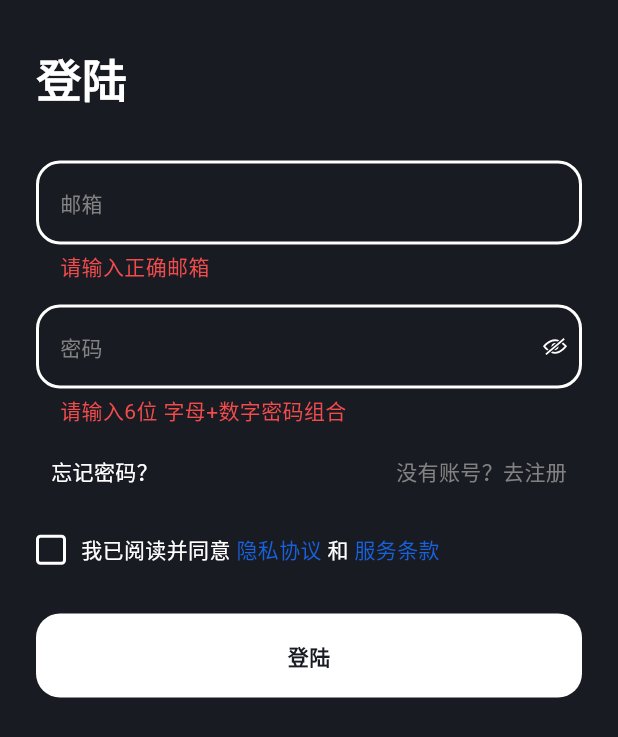
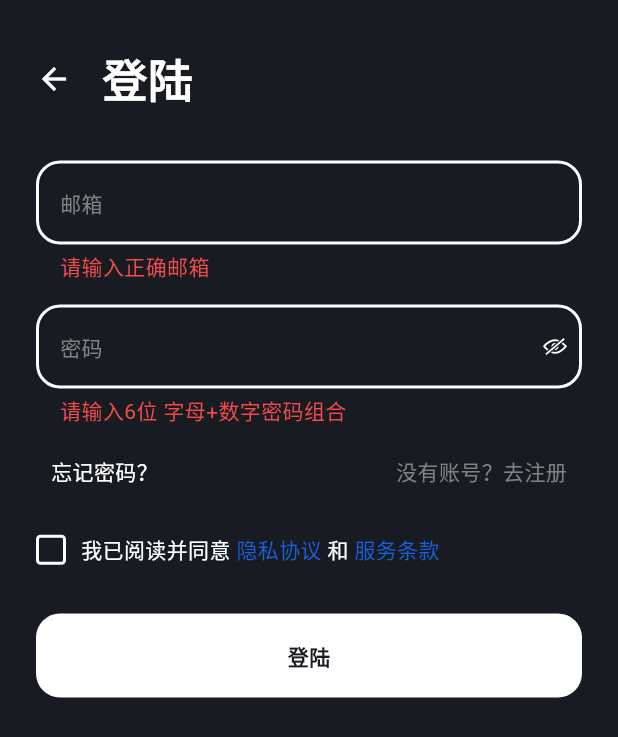
Before and after one commit to zhanglijie5997/mp, a Flutter app: the RegisterPage screen opened by its route, after a tap on "已有账号？去登陆", after a tap on "登陆", on a phone screen of 412 x 824 dp. Shown: the top 737 px of the screen. Run offline on Flutter 3.47's test engine with Material 3 defaults, Android fonts, the phone set to English and light mode, and no system bars; our stand-ins replace custom_refresh_indicator, dio, equatable, extended_image, flutter_smart_dialog, flutter_svg and 5 more; missing offline and left inert: flutter_popup, shake_animation_widget; accounts and stored records are empty; network calls fail.

```diff
--- a/lib/components/custom.field.dart
+++ b/lib/components/custom.field.dart
@@ -34,6 +34,8 @@ class _CustomFiledState extends State<CustomFiled> {
   bool passwordStatus = true;
   late final TextEditingController controller = TextEditingController()..addListener(() {
     final text = controller.text;
+    print("object $text");
+    if (text.isNotEmpty) {
       setState(() {
         switch (widget.keyboardType) {
           case TextInputType.emailAddress:
@@ -45,6 +47,12 @@ class _CustomFiledState extends State<CustomFiled> {
           default:
         }
       });
+    }else {
+      setState(() {
+        status=false;
+      });
+    }
+
 
     widget.onChange?.call(controller.text);
   });
@@ -58,8 +66,9 @@ class _CustomFiledState extends State<CustomFiled> {
   @override
   void didUpdateWidget(CustomFiled oldWidget) {
     setState(() {
-      print(widget.status);
+      if (widget.status != status) {
         status = widget.status ?? false;
+      }
     });
 
     super.didUpdateWidget(oldWidget);
--- a/lib/services/theme/theme.services.dart
+++ b/lib/services/theme/theme.services.dart
@@ -48,11 +48,9 @@ class ThemeServices extends GetxController{
     final currentTheme = StorageUtils().ready<String?>(StorageKeys.theme);
     if (currentTheme != null) {
       mode = themeLocal[currentTheme] ?? ThemeMode.system;
-
     }else {
       handleSetTheme("dark");
     }
-    updateStatusBar();
 
     super.onInit();
   }
--- a/lib/utils/event.utils.dart
+++ b/lib/utils/event.utils.dart
@@ -21,4 +21,9 @@ class EventUtils {
       });
     };
   }
+
+  /// 睡眠
+  static Future sleep(Duration delay) {
+    return Future.delayed(delay);
+  }
 }
--- a/lib/views/home/components/add/add.dart
+++ b/lib/views/home/components/add/add.dart
@@ -8,9 +8,7 @@ class HomeAddPage extends GetView<HomeAddController> {
 
   @override
   Widget build(BuildContext context) {
-    return Scaffold(
-    body: SafeArea(
-      child: Text('HomeAddController'))
+    return const Scaffold(
     );
   }
 }
--- a/lib/views/login/controller/controller.dart
+++ b/lib/views/login/controller/controller.dart
@@ -8,7 +8,7 @@ class LoginController extends GetxController {
   static LoginController get to => Get.find<LoginController>();
   final GlobalKey<ShankAnimationState> privateKey = GlobalKey<ShankAnimationState>();
   final account = "".obs;
-  final passwrod = "".obs;
+  final password = "".obs;
   final accountStatus = false.obs;
   final passwordStatus = false.obs;
   final privateStatus = false.obs;
@@ -20,7 +20,7 @@ class LoginController extends GetxController {
   }
 
   changePassword(String value) {
-    passwrod.value = value;
+    password.value = value;
     if (RegCore.passwrodReg.hasMatch(value)) {
       accountStatus.value = false;
     }
@@ -37,16 +37,16 @@ class LoginController extends GetxController {
   // 登陆
   handleLogin() {
     final emailRes = !RegCore.emailReg.hasMatch(account.value);
-    final passwrodRes = !RegCore.passwrodReg.hasMatch(passwrod.value);
+    final passwordRes = !RegCore.passwrodReg.hasMatch(password.value);
     if (emailRes) {
       accountStatus.value = true;
     }
 
-    if (passwrodRes) {
+    if (passwordRes) {
       passwordStatus.value = true;
     }
 
-    if (emailRes || passwrodRes) {
+    if (emailRes || passwordRes) {
       return;
     }
     print(privateStatus.value);
--- a/lib/views/login/login.dart
+++ b/lib/views/login/login.dart
@@ -22,10 +22,18 @@ class LoginPage extends GetView<LoginController> {
       child: Column(
         crossAxisAlignment: CrossAxisAlignment.start,
         children: [
-          Text(
-            LocaleKeys.login.tr,
-            style: context.textTheme.bodyLarge
-                ?.copyWith(fontSize: 30, fontWeight: FontWeight.bold),
+          Row(
+            children: [
+              Padding(
+                padding: const EdgeInsets.only(right: 20.0),
+                child: Icon(Icons.arrow_back, color: context.customTheme?.fontColor,),
+              ).onTap(() => Get.back()),
+              Text(
+                LocaleKeys.login.tr,
+                style: context.textTheme.bodyLarge
+                    ?.copyWith(fontSize: 30, fontWeight: FontWeight.bold),
+              ),
+            ],
           ),
           Padding(
             padding: const EdgeInsets.only(top: 32),
--- a/lib/views/register/register.dart
+++ b/lib/views/register/register.dart
@@ -1,8 +1,10 @@
 import 'package:flutter/material.dart';
+import 'package:flutter_svg/svg.dart';
 import 'package:get/get.dart';
 import 'package:mp/animation/shank.ani.dart';
 import 'package:mp/components/custom.checkbox.dart';
 import 'package:mp/components/custom.field.dart';
+import 'package:mp/constants/assets.dart';
 import 'package:mp/extension/context.ext.dart';
 import 'package:mp/extension/num.ext.dart';
 import 'package:mp/extension/widget.ext.dart';
@@ -22,10 +24,18 @@ class RegisterPage extends GetView<RegisterController> {
       child: Column(
         crossAxisAlignment: CrossAxisAlignment.start,
         children: [
-          Text(
-            LocaleKeys.register.tr,
-            style: context.textTheme.bodyLarge
-                ?.copyWith(fontSize: 30, fontWeight: FontWeight.bold),
+          Row(
+            children: [
+              Padding(
+                padding: const EdgeInsets.only(right: 20.0),
+                child: Icon(Icons.arrow_back, color: context.customTheme?.fontColor,),
+              ).onTap(() => Get.back()),
+              Text(
+                LocaleKeys.register.tr,
+                style: context.textTheme.bodyLarge
+                    ?.copyWith(fontSize: 30, fontWeight: FontWeight.bold),
+              ),
+            ],
           ),
           Padding(
             padding: const EdgeInsets.only(top: 32),
--- a/pubspec.yaml
+++ b/pubspec.yaml
@@ -11,7 +11,7 @@ dependencies:
   get_storage: ^2.1.1
   dio: ^5.1.2
   flutter_smart_dialog: ^4.9.5+1
-  easy_refresh: ^3.3.2+4
+  custom_refresh_indicator: ^3.0.0
   flutter_swiper_view: ^1.1.8
   extended_image: ^8.2.0
   permission_handler: ^10.3.0
```
Also changed, not shown: lib/components/custom.loading.dart (+4 -3 lines), lib/components/custom.refresh.header.dart (added, +49 -0 lines), lib/views/details/controller/controller.dart (+38 -0 lines), lib/views/details/details.dart (+74 -39 lines), lib/views/home/components/index/index.dart (+22 -1 lines), pubspec.lock, 1 other file. Lines whose indentation alone changed are shown as unchanged.
